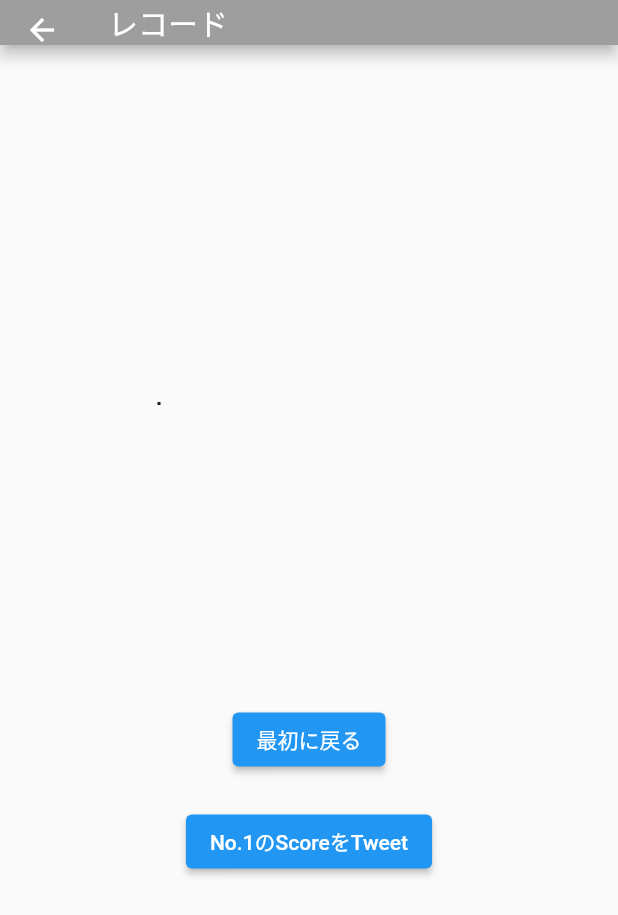
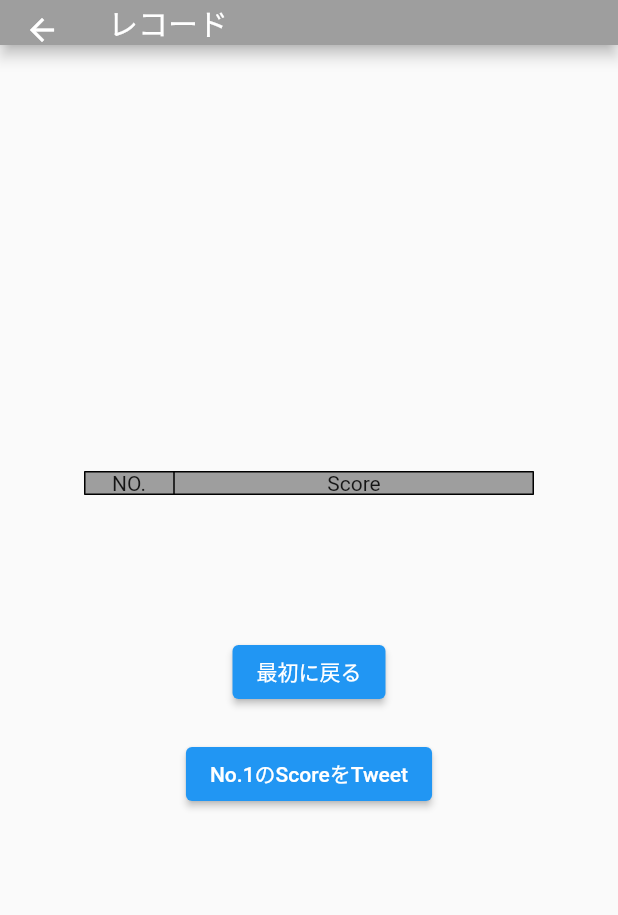
Before and after one commit to testaro2022/-, a Flutter app: the ScorePage screen opened by its route, on a phone screen of 412 x 824 dp. Shown: the top 915 px of the screen. Run offline on Flutter 3.47's test engine with Material 2 defaults, Android fonts, the phone set to English and light mode, and no system bars; our stand-ins replace material_design_icons_flutter, share_plus, shared_preferences; accounts and stored records are empty.

Commit message:
change score table UI

```diff
--- a/lib/ges.dart
+++ b/lib/ges.dart
@@ -26,7 +26,7 @@ class GamePage extends StatefulWidget {
 
 class _GamePageState extends State<GamePage>
     with SingleTickerProviderStateMixin {
-  int counter = 1;
+  int counter = 8;
   int orderseed = Random().nextInt(100);
   int gesseed = Random().nextInt(100);
   bool flag = false;
--- a/lib/score.dart
+++ b/lib/score.dart
@@ -62,8 +62,8 @@ class _ScorePageState extends State<ScorePage> {
               mainAxisAlignment: MainAxisAlignment.center,
               children: [
                 SizedBox(
-                  width: 200,
-                  height: 200,
+                  width: 300,
+                  height: 100,
                   child: Table(
                     border: TableBorder.all(color: Colors.black),
                     columnWidths: const <int, TableColumnWidth>{
@@ -72,16 +72,38 @@ class _ScorePageState extends State<ScorePage> {
                     },
                     // defaultVerticalAlignment: TableCellVerticalAlignment.middle,
                     children: [
+                      TableRow(
+                          decoration: const BoxDecoration(color: Colors.grey),
+                          children: [
+                            Text(
+                              "NO.",
+                              textAlign: TextAlign.center,
+                            ),
+                            Text(
+                              "Score",
+                              textAlign: TextAlign.center,
+                            ),
+                          ]),
                       for (var i in recordlist..sort())
                         if (recordlist.indexOf(i) < 5)
                           TableRow(children: [
-                            Text(" no${recordlist.indexOf(i) + 1}:"),
-                            Text(" $i"),
+                            Text(
+                              "${recordlist.indexOf(i) + 1}",
+                              textAlign: TextAlign.center,
+                            ),
+                            Text(
+                              "$i",
+                              textAlign: TextAlign.center,
+                            ),
                           ]),
                     ],
                   ),
                 ),
               ],
+            ),
+            SizedBox(
+              width: 0,
+              height: 10,
             ),
             Row(
               mainAxisAlignment: MainAxisAlignment.center,
```
